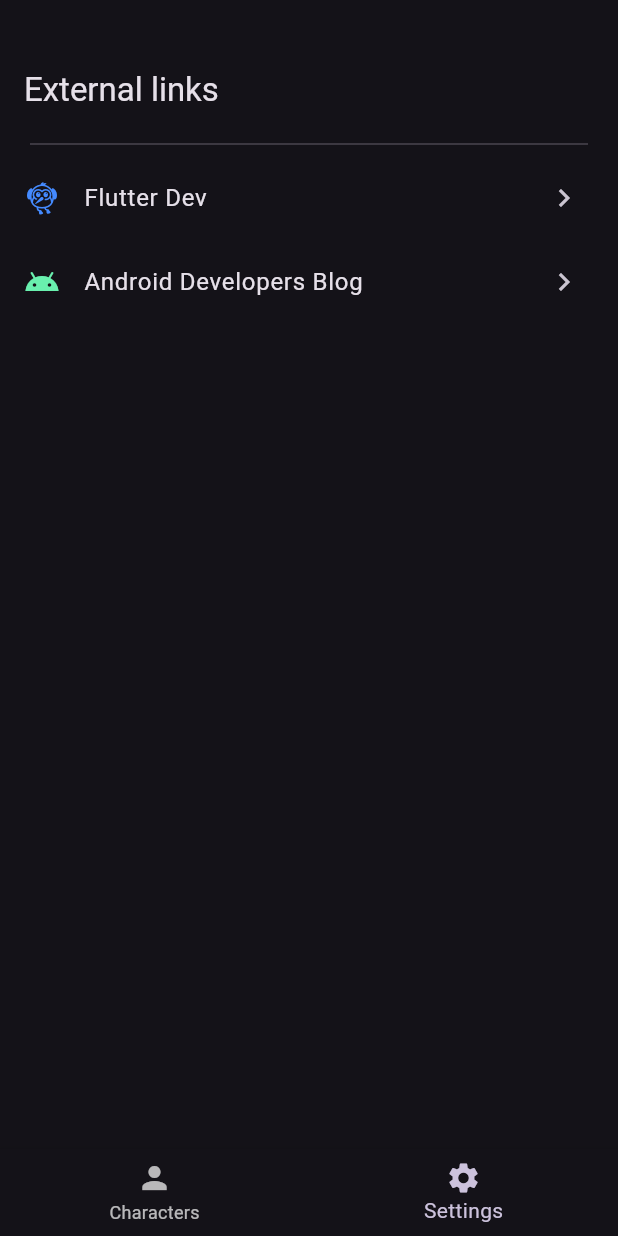
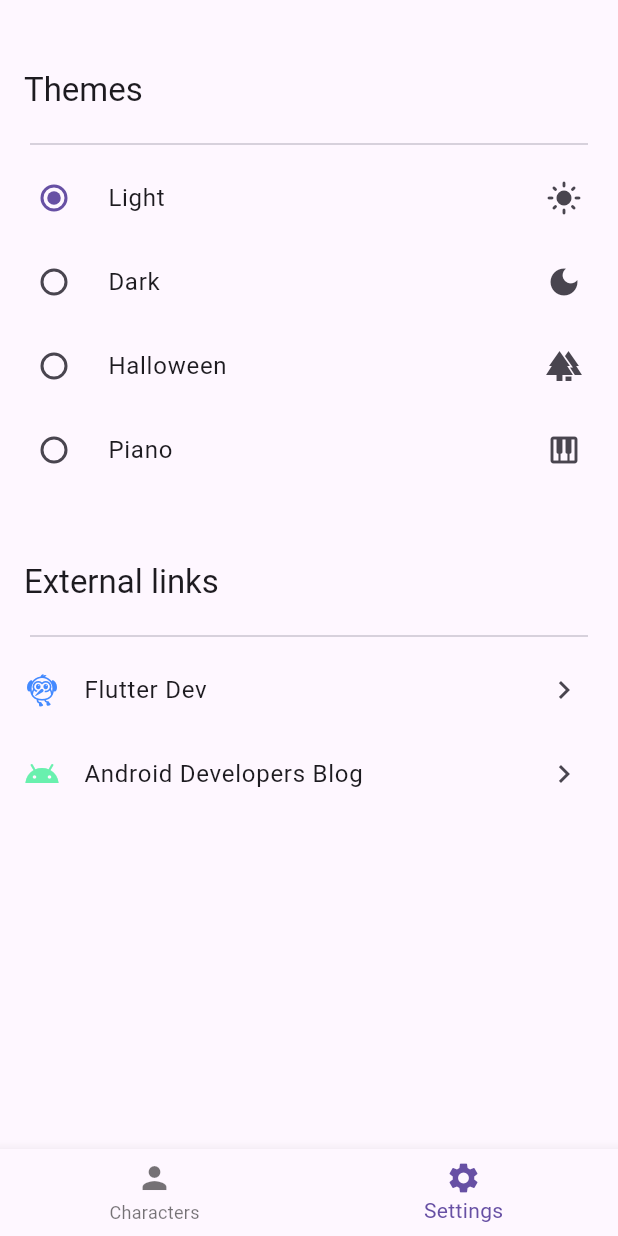
Before and after one commit to mbs8/flutter-rick-and-morty, a Flutter app: the screen it shows after launch, item 2 of the bottom bar chosen, on a phone screen of 412 x 824 dp. Run offline on Flutter 3.47's test engine with Material 2 defaults, Android fonts, the phone set to English and light mode, and no system bars; our stand-ins replace bloc_concurrency, device_preview, dio, equatable, flutter_bloc, get_it and 5 more; network calls fail.

Commit message:
add app theme runtime change functionality using shared preferences

```diff
--- a/rick_and_morty/lib/character/presentation/widgets/basic_info_character_widget.dart
+++ b/rick_and_morty/lib/character/presentation/widgets/basic_info_character_widget.dart
@@ -31,6 +31,9 @@
       return '${response.status} - ${response.species}';
     }
 
-    return '${response.status} - ${response.gender} ${response.species.toLowerCase()}';
+    return '''
+            ${response.status} - ${response.gender}
+            ${response.species.toLowerCase()}
+          ''';
   }
 }
--- a/rick_and_morty/lib/main.dart
+++ b/rick_and_morty/lib/main.dart
@@ -1,9 +1,11 @@
 import 'package:device_preview/device_preview.dart';
 import 'package:flutter/material.dart';
+import 'package:flutter_bloc/flutter_bloc.dart';
+import 'package:get_it/get_it.dart';
 import 'package:rick_and_morty/home/presentation/page/home_page.dart';
 import 'package:rick_and_morty/injection.dart';
 import 'package:rick_and_morty/shared/theme/application_theme.dart';
-import 'package:rick_and_morty/shared/theme/data/app_theme.dart';
+import 'package:rick_and_morty/shared/theme/data/cubit/theme_cubit.dart';
 
 void main() {
   WidgetsFlutterBinding.ensureInitialized();
@@ -16,13 +18,26 @@
 class RickAndMortyApp extends StatelessWidget {
   const RickAndMortyApp({super.key});
 
-  // This widget is the root of your application.
   @override
   Widget build(BuildContext context) {
-    return MaterialApp(
-      title: 'Rick And Morty App',
-      theme: ApplicationTheme.themes[AppTheme.dark]?.themeData,
-      home: const HomePage(),
+    return BlocProvider<ThemeCubit>(
+      create: (context) => GetIt.I.get<ThemeCubit>(),
+      child: const _App(),
     );
   }
 }
+
+class _App extends StatelessWidget {
+  const _App();
+
+  @override
+  Widget build(BuildContext context) {
+    return BlocBuilder<ThemeCubit, String>(
+      builder: (_, state) => MaterialApp(
+        title: 'Flutter Demo',
+        theme: ApplicationTheme.byName(state)?.themeData,
+        home: const HomePage(),
+      ),
+    );
+  }
+}
--- a/rick_and_morty/lib/settings/presentation/widgets/settings_widget.dart
+++ b/rick_and_morty/lib/settings/presentation/widgets/settings_widget.dart
@@ -1,15 +1,45 @@
 import 'package:flutter/material.dart';
+import 'package:flutter_bloc/flutter_bloc.dart';
 import 'package:rick_and_morty/shared/extensions/string_extensions.dart';
+import 'package:rick_and_morty/shared/theme/application_theme.dart';
+import 'package:rick_and_morty/shared/theme/data/app_theme.dart';
+import 'package:rick_and_morty/shared/theme/data/cubit/theme_cubit.dart';
 
 class SettingsWidget extends StatelessWidget {
   const SettingsWidget({super.key});
 
   @override
   Widget build(BuildContext context) {
+    return BlocBuilder<ThemeCubit, String>(
+      builder: (context, state) {
         return ListView(
           children: [
             Column(
               children: [
+                const SizedBox(
+                  height: 32.0,
+                ),
+                ListTile(
+                  title: Text(
+                    'Themes',
+                    style: Theme.of(context).textTheme.titleLarge,
+                  ),
+                ),
+                Container(
+                  margin: const EdgeInsets.symmetric(horizontal: 20.0),
+                  child: const Divider(),
+                ),
+                ...ApplicationTheme.themes.values.map(
+                  (model) => RadioListTile(
+                    title: Text(model.theme.title),
+                    value: model,
+                    secondary: model.icon,
+                    groupValue: ApplicationTheme.byName(state),
+                    onChanged: (value) => context
+                        .read<ThemeCubit>()
+                        .changeTheme(value?.theme.name ?? AppTheme.light.name),
+                  ),
+                ),
                 const SizedBox(
                   height: 32.0,
                 ),
@@ -46,5 +76,7 @@
             )
           ],
         );
+      },
+    );
   }
 }
--- a/rick_and_morty/lib/shared/theme/application_theme.dart
+++ b/rick_and_morty/lib/shared/theme/application_theme.dart
@@ -4,6 +4,14 @@
 import 'data/app_theme_model.dart';
 
 class ApplicationTheme {
+  static AppThemeModel? byName(String themeName) {
+    try {
+      return themes[AppTheme.values.byName(themeName)];
+    } catch (_) {
+      return themes.entries.first.value;
+    }
+  }
+
   static final themes = {
     AppTheme.light: AppThemeModel(
       theme: AppTheme.light,
@@ -12,6 +20,7 @@
         brightness: Brightness.light,
         cardTheme: const CardTheme(elevation: 4.0),
       ),
+      icon: const Icon(Icons.light_mode),
     ),
     AppTheme.dark: AppThemeModel(
       theme: AppTheme.dark,
@@ -19,6 +28,7 @@
         useMaterial3: true,
         brightness: Brightness.dark,
       ),
+      icon: const Icon(Icons.dark_mode),
     ),
     AppTheme.halloween: AppThemeModel(
       theme: AppTheme.halloween,
@@ -28,6 +38,7 @@
         textTheme: GoogleFonts.emilysCandyTextTheme(),
         colorScheme: ColorScheme.fromSwatch(primarySwatch: Colors.orange),
       ),
+      icon: const Icon(Icons.forest),
     ),
     AppTheme.piano: AppThemeModel(
       theme: AppTheme.piano,
@@ -57,6 +68,7 @@
           ),
         ),
       ),
+      icon: const Icon(Icons.piano),
     ),
   };
 }
--- a/rick_and_morty/lib/shared/theme/data/app_theme_model.dart
+++ b/rick_and_morty/lib/shared/theme/data/app_theme_model.dart
@@ -5,8 +5,10 @@
   AppThemeModel({
     required this.theme,
     required this.themeData,
+    required this.icon,
   });
 
   final AppTheme theme;
   final ThemeData themeData;
+  final Icon icon;
 }
--- /dev/null
+++ b/rick_and_morty/lib/shared/theme/data/cubit/theme_cubit.dart
@@ -0,0 +1,15 @@
+import 'package:flutter_bloc/flutter_bloc.dart';
+import 'package:injectable/injectable.dart';
+import 'package:rick_and_morty/shared/theme/data/app_theme_repository.dart';
+
+@injectable
+class ThemeCubit extends Cubit<String> {
+  ThemeCubit(this._repository) : super(_repository.theme ?? '');
+
+  final AppThemeRepository _repository;
+
+  void changeTheme(String themeName) {
+    _repository.changeTheme(themeName);
+    emit(themeName);
+  }
+}
--- a/rick_and_morty/pubspec.yaml
+++ b/rick_and_morty/pubspec.yaml
@@ -24,6 +24,7 @@
   url_launcher: ^6.2.1
   device_preview: ^1.1.0
   google_fonts: ^6.1.0
+  shared_preferences: ^2.2.2
 
 dev_dependencies:
   flutter_test:
```
Also changed, not shown: rick_and_morty/lib/preferences/preferences_module.dart (added, +9 -0 lines), rick_and_morty/lib/shared/theme/data/app_theme_repository.dart (added, +31 -0 lines), rick_and_morty/lib/injection.config.dart. Lines whose indentation alone changed are shown as unchanged.
